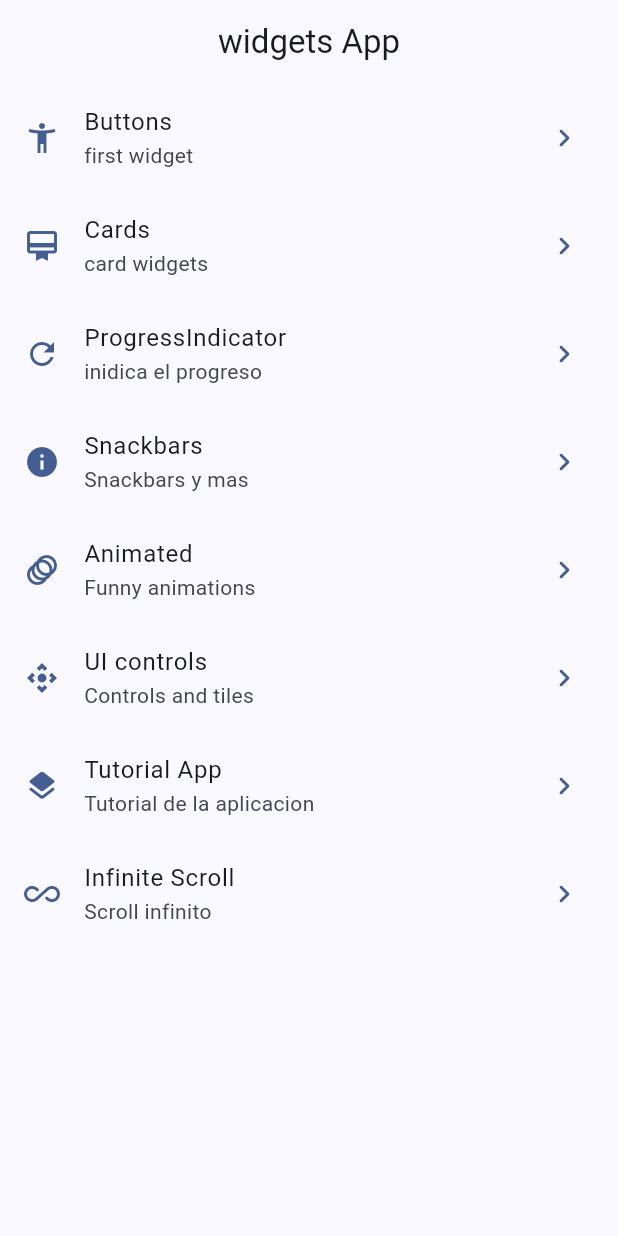
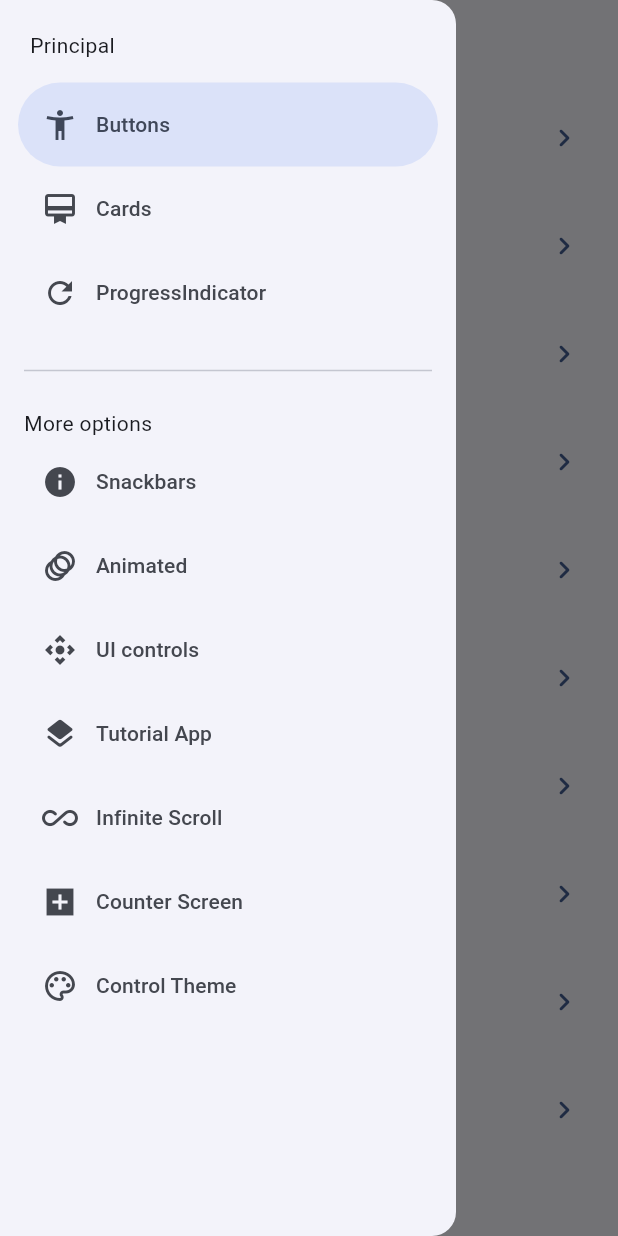
Before and after one commit to Dpachecop/widgets_app, a Flutter app: the screen it shows after launch, with the side drawer open (before the commit the screen has no drawer), on a phone screen of 412 x 824 dp. Run offline on Flutter 3.47's test engine with Material 3 defaults, Android fonts, the phone set to English and light mode, and no system bars; our stand-ins replace animate_do, flutter_riverpod, go_router.

```diff
--- a/lib/config/menu/menu_items.dart
+++ b/lib/config/menu/menu_items.dart
@@ -58,4 +58,16 @@ const List<MenuItems> menuItemsList = [
     url: '/infinite',
     icon: Icons.all_inclusive_rounded,
   ),
+  MenuItems(
+    title: 'Counter Screen ',
+    subtittle: 'contador',
+    url: '/counter',
+    icon: Icons.add_box_sharp,
+  ),
+  MenuItems(
+    title: 'Control Theme',
+    subtittle: 'Elige tu tema favorito',
+    url: '/theme',
+    icon: Icons.color_lens_outlined,
+  ),
 ];
--- a/lib/config/route/app_routes.dart
+++ b/lib/config/route/app_routes.dart
@@ -2,10 +2,12 @@ import 'package:flutter/material.dart';
 import 'package:go_router/go_router.dart';
 import 'package:widgets_app/presentation/screens/animated/animated_screen.dart';
 import 'package:widgets_app/presentation/screens/app_tutorial/app_tutorial.dart';
+import 'package:widgets_app/presentation/screens/counter/counter_screen.dart';
 import 'package:widgets_app/presentation/screens/infinitescroll/inifnit_scroll.dart';
 import 'package:widgets_app/presentation/screens/progress/progress_screen.dart';
 import 'package:widgets_app/presentation/screens/screen/screens.dart';
 import 'package:widgets_app/presentation/screens/Snackbars/snackbar_screen.dart';
+import 'package:widgets_app/presentation/screens/theme_screen/control_theme_screen.dart';
 import 'package:widgets_app/presentation/screens/ui_controls/ui_controls.dart';
 
 /// The route configuration.
@@ -68,5 +70,17 @@ final GoRouter appRouter = GoRouter(
       builder: (BuildContext context, GoRouterState state) =>
           const InfiniteScrollScreen(),
     ),
+    GoRoute(
+      path: '/counter',
+      name: CounterScreen.name,
+      builder: (BuildContext context, GoRouterState state) =>
+          const CounterScreen(),
+    ),
+    GoRoute(
+      path: '/theme',
+      name: ControlThemeScreen.name,
+      builder: (BuildContext context, GoRouterState state) =>
+          const ControlThemeScreen(),
+    ),
   ],
 );
--- /dev/null
+++ b/lib/presentation/provider/counter_provider.dart
@@ -0,0 +1,3 @@
+import 'package:flutter_riverpod/flutter_riverpod.dart';
+
+final counterprovider = StateProvider((ref) => 5);
--- /dev/null
+++ b/lib/presentation/provider/dark_theme_provider.dart
@@ -0,0 +1,6 @@
+import 'package:flutter_riverpod/flutter_riverpod.dart';
+import 'package:widgets_app/config/theme/app_theme.dart';
+
+final darkModeprovider = StateProvider((ref) => false);
+
+final colorListProvider = Provider((ref) => colorList);
--- a/lib/presentation/screens/home/home_screen.dart
+++ b/lib/presentation/screens/home/home_screen.dart
@@ -1,6 +1,7 @@
 import 'package:flutter/material.dart';
 import 'package:go_router/go_router.dart';
 import 'package:widgets_app/config/menu/menu_items.dart';
+import 'package:widgets_app/presentation/widgets/drawer_menu.dart';
 
 class HomeScreen extends StatelessWidget {
   static const String name = 'home_screen';
@@ -8,11 +9,16 @@ class HomeScreen extends StatelessWidget {
 
   @override
   Widget build(BuildContext context) {
+    final scaffoldKey = GlobalKey<ScaffoldState>();
     return Scaffold(
+      key: scaffoldKey,
       appBar: AppBar(
         title: const Text('widgets App'),
       ),
       body: const _HomeView(),
+      drawer: DrawerMenu(
+        scaffoldKey: scaffoldKey,
+      ),
     );
   }
 }
--- /dev/null
+++ b/lib/presentation/widgets/drawer_menu.dart
@@ -0,0 +1,59 @@
+import 'package:flutter/material.dart';
+import 'package:go_router/go_router.dart';
+import 'package:widgets_app/config/menu/menu_items.dart';
+import 'package:widgets_app/config/route/app_routes.dart';
+
+class DrawerMenu extends StatefulWidget {
+  final GlobalKey<ScaffoldState> scaffoldKey;
+  const DrawerMenu({super.key, required this.scaffoldKey});
+
+  @override
+  State<DrawerMenu> createState() => _DrawerMenuState();
+}
+
+class _DrawerMenuState extends State<DrawerMenu> {
+  int navigationIndex = 0;
+  @override
+  Widget build(BuildContext context) {
+    final hasNotch = MediaQuery.of(context).viewPadding.top > 35;
+
+    return NavigationDrawer(
+        selectedIndex: navigationIndex,
+        onDestinationSelected: (value) {
+          setState(() {
+            navigationIndex = value;
+          });
+
+          final menuItem = menuItemsList[value];
+
+          context.push(menuItem.url);
+
+          widget.scaffoldKey.currentState?.closeDrawer();
+        },
+        children: [
+          Padding(
+            padding: EdgeInsets.fromLTRB(20, hasNotch ? 0 : 20, 10, 15),
+            child: const Text('Principal'),
+          ),
+          ...menuItemsList.sublist(0, 3).map(
+                (e) => NavigationDrawerDestination(
+                  icon: Icon(e.icon),
+                  label: Text(e.title),
+                ),
+              ),
+          const Padding(
+            padding: EdgeInsets.fromLTRB(16, 16, 16, 1),
+            child: Divider(),
+          ),
+          const Padding(
+              padding: EdgeInsets.fromLTRB(16, 16, 16, 1),
+              child: Text('More options')),
+          ...menuItemsList.sublist(3).map(
+                (e) => NavigationDrawerDestination(
+                  icon: Icon(e.icon),
+                  label: Text(e.title),
+                ),
+              ),
+        ]);
+  }
+}
```
Also changed, not shown: lib/main.dart (+6 -1 lines), lib/presentation/screens/counter/counter_screen.dart (added, +46 -0 lines), lib/presentation/screens/theme_screen/control_theme_screen.dart (added, +59 -0 lines).
